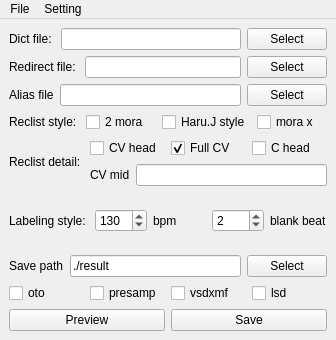
This is ui_files/main_window.ui in RibosomeK/new_cvvc_generator as Qt 5 draws it before an edit. The edited form follows.
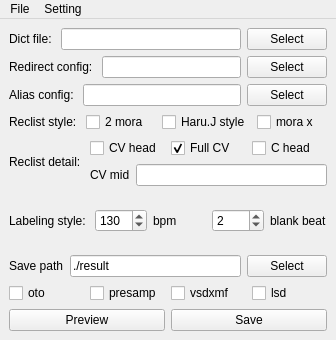
This is the edited form.

Commit message: add preview dialog

Patch:
```diff
--- a/ui_files/main_window.ui
+++ b/ui_files/main_window.ui
@@ -66,7 +66,7 @@
          <locale language="English" country="UnitedStates"/>
         </property>
         <property name="text">
-         <string>Redirect file: </string>
+         <string>Redirect config: </string>
         </property>
        </widget>
       </item>
@@ -100,7 +100,7 @@
          <locale language="English" country="UnitedStates"/>
         </property>
         <property name="text">
-         <string>Alias file</string>
+         <string>Alias config: </string>
         </property>
        </widget>
       </item>
```
Left out of the diff: 48 changed lines with no effect on the pictures. The commit also changes 7 other files.
